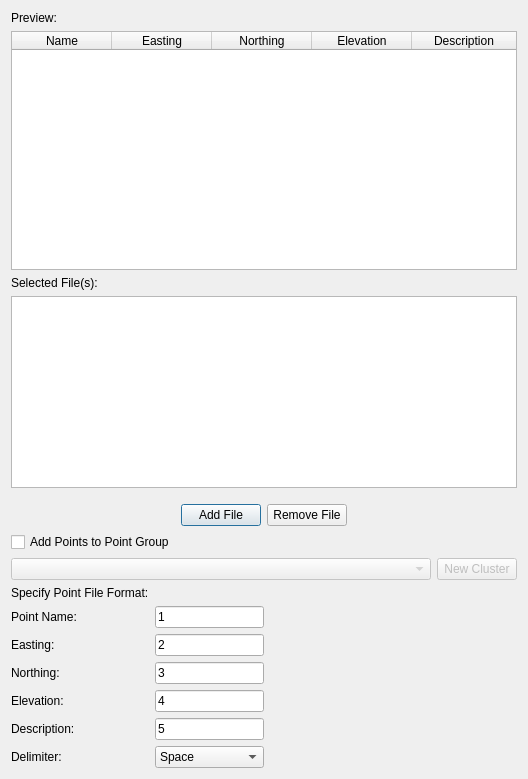
This is Trails/resources/ui/import_points.ui in HakanSeven12/Trails as Qt 5 draws it before an edit. The edited form follows.
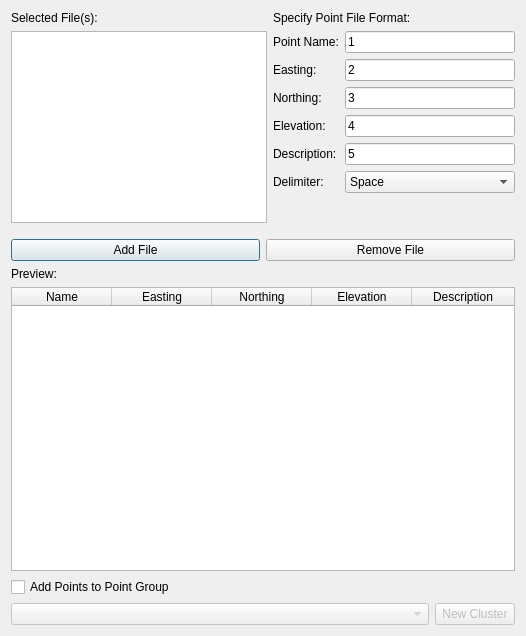
This is the edited form.

Diff of the .ui file:
```diff
--- a/Trails/resources/ui/import_points.ui
+++ b/Trails/resources/ui/import_points.ui
@@ -6,8 +6,8 @@
    <rect>
     <x>0</x>
     <y>0</y>
-    <width>528</width>
-    <height>779</height>
+    <width>526</width>
+    <height>636</height>
    </rect>
   </property>
   <property name="windowTitle">
@@ -19,50 +19,9 @@
      <item>
       <layout class="QVBoxLayout" name="verticalLayout_2">
        <item>
-        <widget class="QLabel" name="PreviewL">
-         <property name="text">
-          <string>Preview:</string>
-         </property>
-        </widget>
-       </item>
+        <layout class="QHBoxLayout" name="horizontalLayout_5">
        <item>
-        <widget class="QTableWidget" name="PreviewTW">
-         <property name="sizeAdjustPolicy">
-          <enum>QAbstractScrollArea::AdjustToContents</enum>
-         </property>
-         <property name="columnCount">
-          <number>5</number>
-         </property>
-         <attribute name="horizontalHeaderStretchLastSection">
-          <bool>true</bool>
-         </attribute>
-         <column>
-          <property name="text">
-           <string>Name</string>
-          </property>
-         </column>
-         <column>
-          <property name="text">
-           <string>Easting</string>
-          </property>
-         </column>
-         <column>
-          <property name="text">
-           <string>Northing</string>
-          </property>
-         </column>
-         <column>
-          <property name="text">
-           <string>Elevation</string>
-          </property>
-         </column>
-         <column>
-          <property name="text">
-           <string>Description</string>
-          </property>
-         </column>
-        </widget>
-       </item>
+          <layout class="QVBoxLayout" name="verticalLayout">
        <item>
         <widget class="QLabel" name="SelectedFilesL">
          <property name="text">
@@ -92,104 +51,17 @@
          </property>
         </widget>
        </item>
-       <item>
-        <layout class="QHBoxLayout" name="horizontalLayout_3">
-         <property name="topMargin">
-          <number>10</number>
-         </property>
-         <item>
-          <spacer name="horizontalSpacer">
-           <property name="orientation">
-            <enum>Qt::Horizontal</enum>
-           </property>
-           <property name="sizeHint" stdset="0">
-            <size>
-             <width>40</width>
-             <height>20</height>
-            </size>
-           </property>
-          </spacer>
-         </item>
-         <item>
-          <widget class="QPushButton" name="AddB">
-           <property name="text">
-            <string>Add File</string>
-           </property>
-          </widget>
-         </item>
-         <item>
-          <widget class="QPushButton" name="RemoveB">
-           <property name="text">
-            <string>Remove File</string>
-           </property>
-          </widget>
-         </item>
-         <item>
-          <spacer name="horizontalSpacer_2">
-           <property name="orientation">
-            <enum>Qt::Horizontal</enum>
-           </property>
-           <property name="sizeHint" stdset="0">
-            <size>
-             <width>40</width>
-             <height>20</height>
-            </size>
-           </property>
-          </spacer>
-         </item>
         </layout>
        </item>
        <item>
-        <widget class="QCheckBox" name="PointGroupChB">
-         <property name="text">
-          <string>Add Points to Point Group</string>
-         </property>
-        </widget>
-       </item>
-       <item>
-        <layout class="QHBoxLayout" name="horizontalLayout_4">
-         <item>
-          <widget class="QComboBox" name="SubGroupListCB">
-           <property name="enabled">
-            <bool>false</bool>
-           </property>
-           <property name="sizePolicy">
-            <sizepolicy hsizetype="Expanding" vsizetype="Fixed">
-             <horstretch>0</horstretch>
-             <verstretch>0</verstretch>
-            </sizepolicy>
-           </property>
-          </widget>
-         </item>
-         <item>
-          <widget class="QPushButton" name="CreateGroupB">
-           <property name="enabled">
-            <bool>false</bool>
-           </property>
-           <property name="sizePolicy">
-            <sizepolicy hsizetype="Minimum" vsizetype="Fixed">
-             <horstretch>0</horstretch>
-             <verstretch>0</verstretch>
-            </sizepolicy>
-           </property>
-           <property name="text">
-            <string>New Cluster</string>
-           </property>
-          </widget>
-         </item>
-        </layout>
-       </item>
-       <item>
-        <layout class="QHBoxLayout" name="horizontalLayout_6">
+          <layout class="QVBoxLayout" name="verticalLayout_3">
          <property name="topMargin">
           <number>0</number>
          </property>
          <item>
-          <layout class="QFormLayout" name="_2">
-           <item row="0" column="0">
             <widget class="QLabel" name="PFFL">
              <property name="sizePolicy">
-              <sizepolicy hsizetype="Expanding" vsizetype="Preferred">
+              <sizepolicy hsizetype="Preferred" vsizetype="Maximum">
                <horstretch>0</horstretch>
                <verstretch>0</verstretch>
               </sizepolicy>
@@ -199,157 +71,90 @@
              </property>
             </widget>
            </item>
-           <item row="1" column="0">
+           <item>
+            <layout class="QFormLayout" name="formLayout_2">
+             <property name="topMargin">
+              <number>0</number>
+             </property>
+             <item row="0" column="0">
             <widget class="QLabel" name="PointNameL">
-             <property name="sizePolicy">
-              <sizepolicy hsizetype="Expanding" vsizetype="Preferred">
-               <horstretch>0</horstretch>
-               <verstretch>0</verstretch>
-              </sizepolicy>
-             </property>
              <property name="text">
               <string>Point Name:</string>
              </property>
             </widget>
            </item>
-           <item row="1" column="1">
+             <item row="0" column="1">
             <widget class="QLineEdit" name="PointNameLE">
-             <property name="sizePolicy">
-              <sizepolicy hsizetype="Ignored" vsizetype="Fixed">
-               <horstretch>0</horstretch>
-               <verstretch>0</verstretch>
-              </sizepolicy>
-             </property>
              <property name="text">
               <string>1</string>
              </property>
             </widget>
            </item>
-           <item row="2" column="0">
+             <item row="1" column="0">
             <widget class="QLabel" name="EastingL">
-             <property name="sizePolicy">
-              <sizepolicy hsizetype="Expanding" vsizetype="Preferred">
-               <horstretch>0</horstretch>
-               <verstretch>0</verstretch>
-              </sizepolicy>
-             </property>
              <property name="text">
               <string>Easting:</string>
              </property>
             </widget>
            </item>
-           <item row="2" column="1">
+             <item row="1" column="1">
             <widget class="QLineEdit" name="EastingLE">
-             <property name="sizePolicy">
-              <sizepolicy hsizetype="Ignored" vsizetype="Fixed">
-               <horstretch>0</horstretch>
-               <verstretch>0</verstretch>
-              </sizepolicy>
-             </property>
              <property name="text">
               <string>2</string>
              </property>
             </widget>
            </item>
-           <item row="3" column="0">
+             <item row="2" column="0">
             <widget class="QLabel" name="NorthingL">
-             <property name="sizePolicy">
-              <sizepolicy hsizetype="Expanding" vsizetype="Preferred">
-               <horstretch>0</horstretch>
-               <verstretch>0</verstretch>
-              </sizepolicy>
-             </property>
              <property name="text">
               <string>Northing:</string>
              </property>
             </widget>
            </item>
-           <item row="3" column="1">
+             <item row="2" column="1">
             <widget class="QLineEdit" name="NorthingLE">
-             <property name="sizePolicy">
-              <sizepolicy hsizetype="Ignored" vsizetype="Fixed">
-               <horstretch>0</horstretch>
-               <verstretch>0</verstretch>
-              </sizepolicy>
-             </property>
              <property name="text">
               <string>3</string>
              </property>
             </widget>
            </item>
-           <item row="4" column="0">
+             <item row="3" column="0">
             <widget class="QLabel" name="ElevationL">
-             <property name="sizePolicy">
-              <sizepolicy hsizetype="Expanding" vsizetype="Preferred">
-               <horstretch>0</horstretch>
-               <verstretch>0</verstretch>
-              </sizepolicy>
-             </property>
              <property name="text">
               <string>Elevation:</string>
              </property>
             </widget>
            </item>
-           <item row="4" column="1">
+             <item row="3" column="1">
             <widget class="QLineEdit" name="ElevationLE">
-             <property name="sizePolicy">
-              <sizepolicy hsizetype="Ignored" vsizetype="Fixed">
-               <horstretch>0</horstretch>
-               <verstretch>0</verstretch>
-              </sizepolicy>
-             </property>
              <property name="text">
               <string>4</string>
              </property>
             </widget>
            </item>
-           <item row="5" column="0">
+             <item row="4" column="0">
             <widget class="QLabel" name="DescriptionL">
-             <property name="sizePolicy">
-              <sizepolicy hsizetype="Expanding" vsizetype="Preferred">
-               <horstretch>0</horstretch>
-               <verstretch>0</verstretch>
-              </sizepolicy>
-             </property>
              <property name="text">
               <string>Description:</string>
              </property>
             </widget>
            </item>
-           <item row="5" column="1">
+             <item row="4" column="1">
             <widget class="QLineEdit" name="DescriptionLE">
-             <property name="sizePolicy">
-              <sizepolicy hsizetype="Ignored" vsizetype="Fixed">
-               <horstretch>0</horstretch>
-               <verstretch>0</verstretch>
-              </sizepolicy>
-             </property>
              <property name="text">
               <string>5</string>
              </property>
             </widget>
            </item>
-           <item row="6" column="0">
+             <item row="5" column="0">
             <widget class="QLabel" name="DelimiterL">
-             <property name="sizePolicy">
-              <sizepolicy hsizetype="Expanding" vsizetype="Preferred">
-               <horstretch>0</horstretch>
-               <verstretch>0</verstretch>
-              </sizepolicy>
-             </property>
              <property name="text">
               <string>Delimiter:</string>
              </property>
             </widget>
            </item>
-           <item row="6" column="1">
+             <item row="5" column="1">
             <widget class="QComboBox" name="DelimiterCB">
-             <property name="sizePolicy">
-              <sizepolicy hsizetype="Ignored" vsizetype="Fixed">
-               <horstretch>0</horstretch>
-               <verstretch>0</verstretch>
-              </sizepolicy>
-             </property>
              <item>
               <property name="text">
                <string>Space</string>
@@ -369,19 +174,127 @@
            </item>
           </layout>
          </item>
+          </layout>
+         </item>
+        </layout>
+       </item>
          <item>
-          <spacer name="horizontalSpacer_3">
-           <property name="orientation">
-            <enum>Qt::Horizontal</enum>
-           </property>
-           <property name="sizeHint" stdset="0">
-            <size>
-             <width>40</width>
-             <height>20</height>
-            </size>
+        <layout class="QHBoxLayout" name="horizontalLayout_3">
+         <property name="topMargin">
+          <number>10</number>
+         </property>
+         <item>
+          <widget class="QPushButton" name="AddB">
+           <property name="text">
+            <string>Add File</string>
            </property>
-          </spacer>
+          </widget>
          </item>
+         <item>
+          <widget class="QPushButton" name="RemoveB">
+           <property name="text">
+            <string>Remove File</string>
+           </property>
+          </widget>
+         </item>
+        </layout>
+       </item>
+       <item>
+        <widget class="QLabel" name="PreviewL">
+         <property name="text">
+          <string>Preview:</string>
+         </property>
+        </widget>
+       </item>
+       <item>
+        <widget class="QTableWidget" name="PreviewTW">
+         <property name="sizeAdjustPolicy">
+          <enum>QAbstractScrollArea::AdjustToContents</enum>
+         </property>
+         <property name="editTriggers">
+          <set>QAbstractItemView::NoEditTriggers</set>
+         </property>
+         <property name="selectionBehavior">
+          <enum>QAbstractItemView::SelectRows</enum>
+         </property>
+         <property name="columnCount">
+          <number>5</number>
+         </property>
+         <attribute name="horizontalHeaderStretchLastSection">
+          <bool>true</bool>
+         </attribute>
+         <column>
+          <property name="text">
+           <string>Name</string>
+          </property>
+         </column>
+         <column>
+          <property name="text">
+           <string>Easting</string>
+          </property>
+         </column>
+         <column>
+          <property name="text">
+           <string>Northing</string>
+          </property>
+         </column>
+         <column>
+          <property name="text">
+           <string>Elevation</string>
+          </property>
+         </column>
+         <column>
+          <property name="text">
+           <string>Description</string>
+          </property>
+         </column>
+        </widget>
+       </item>
+       <item>
+        <widget class="QCheckBox" name="PointGroupChB">
+         <property name="text">
+          <string>Add Points to Point Group</string>
+         </property>
+        </widget>
+       </item>
+       <item>
+        <layout class="QHBoxLayout" name="horizontalLayout_4">
+         <item>
+          <widget class="QComboBox" name="SubGroupListCB">
+           <property name="enabled">
+            <bool>false</bool>
+           </property>
+           <property name="sizePolicy">
+            <sizepolicy hsizetype="Expanding" vsizetype="Fixed">
+             <horstretch>0</horstretch>
+             <verstretch>0</verstretch>
+            </sizepolicy>
+           </property>
+          </widget>
+         </item>
+         <item>
+          <widget class="QPushButton" name="CreateGroupB">
+           <property name="enabled">
+            <bool>false</bool>
+           </property>
+           <property name="sizePolicy">
+            <sizepolicy hsizetype="Minimum" vsizetype="Fixed">
+             <horstretch>0</horstretch>
+             <verstretch>0</verstretch>
+            </sizepolicy>
+           </property>
+           <property name="text">
+            <string>New Cluster</string>
+           </property>
+          </widget>
+         </item>
+        </layout>
+       </item>
+       <item>
+        <layout class="QHBoxLayout" name="horizontalLayout_6">
+         <property name="topMargin">
+          <number>0</number>
+         </property>
         </layout>
        </item>
       </layout>
```
Lines whose indentation alone changed are shown as unchanged.
